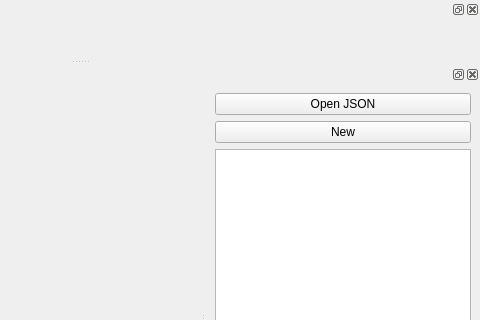
The window that src/mainwindow.ui (vstebe/particles) describes before a commit, drawn with Qt 5; both pictures show x 320 to 800 and y 0 to 320 of the 800 by 600 pixel window.
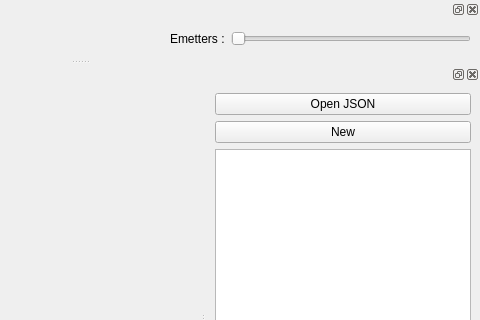
The same window after the commit.

Commit message: multiple emetters can be displayed

```diff
--- a/src/mainwindow.ui
+++ b/src/mainwindow.ui
@@ -134,6 +134,26 @@
        </property>
       </spacer>
      </item>
+     <item>
+      <widget class="QLabel" name="label_2">
+       <property name="text">
+        <string>Emetters :</string>
+       </property>
+      </widget>
+     </item>
+     <item>
+      <widget class="QSlider" name="sliderEmetters">
+       <property name="minimum">
+        <number>1</number>
+       </property>
+       <property name="maximum">
+        <number>5</number>
+       </property>
+       <property name="orientation">
+        <enum>Qt::Horizontal</enum>
+       </property>
+      </widget>
+     </item>
     </layout>
    </widget>
   </widget>
```
The commit also changes 6 other files.
